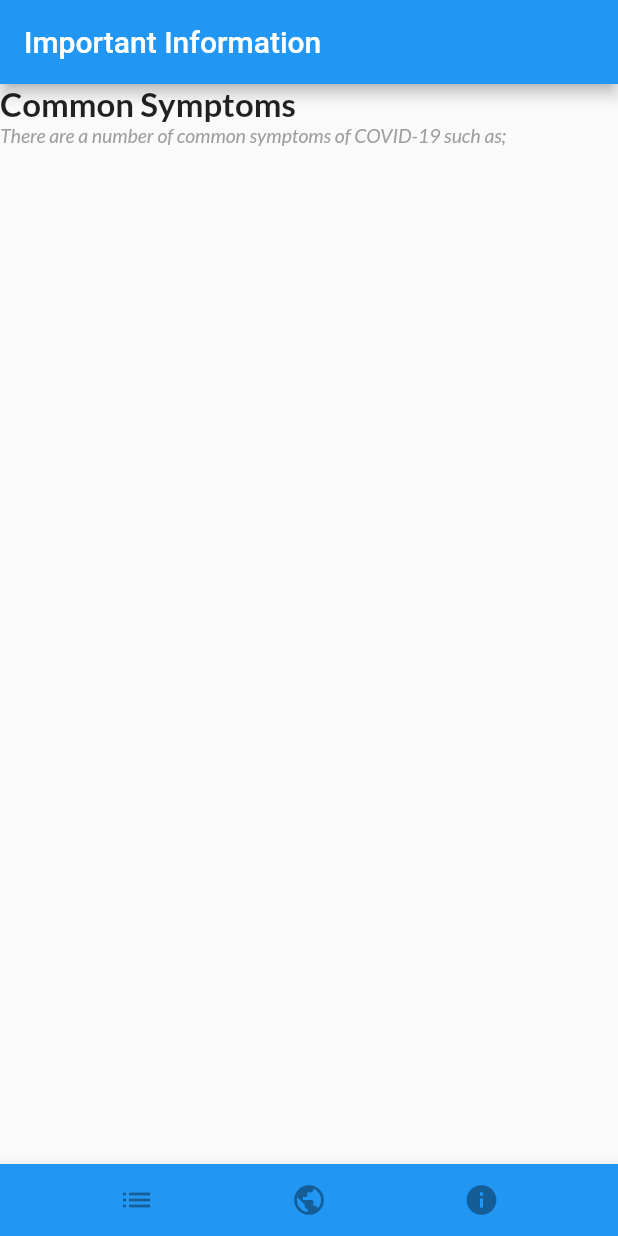
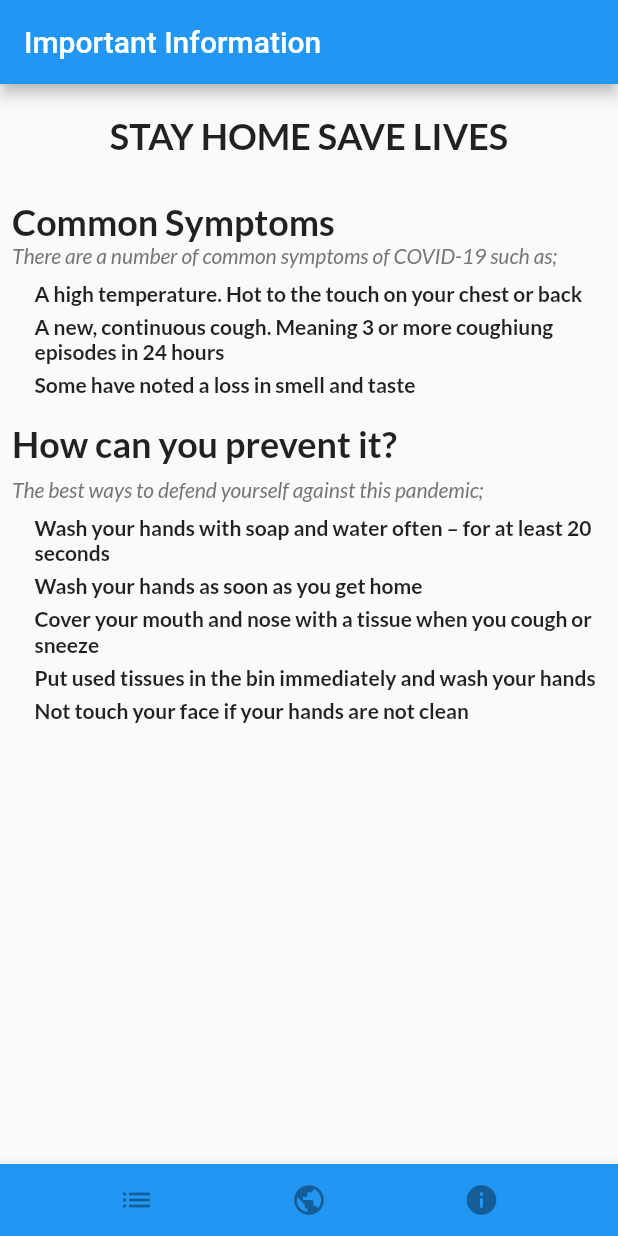
Before and after one commit to lbk9/Epicenter, a Flutter app: the screen it shows after launch, on a phone screen of 412 x 824 dp. Run offline on Flutter 3.47's test engine with Material 2 defaults, Android fonts, the light colour scheme and no system bars; our stand-ins replace google_fonts.

Commit message:
filled info page with symptoms and advice

```diff
--- a/lib/pages/informationpage.dart
+++ b/lib/pages/informationpage.dart
@@ -1,3 +1,4 @@
+import 'package:flutter/cupertino.dart';
 import 'package:flutter/material.dart';
 import 'package:google_fonts/google_fonts.dart';
 
@@ -7,6 +8,11 @@ class Information extends StatefulWidget {
 }
 
 class _InformationState extends State<Information> {
+  @override
+  void initState() {
+    super.initState();
+  }
+
   @override
   Widget build(BuildContext context) {
     return Scaffold(
@@ -18,21 +24,157 @@ class _InformationState extends State<Information> {
       body: Column(
         crossAxisAlignment: CrossAxisAlignment.start,
         children: <Widget>[
-          Text(
-                'Common Symptoms',
+          Center(
+            child: Padding(
+              padding: const EdgeInsets.all(20.0),
+              child: Text(
+                'STAY HOME SAVE LIVES',
                 style: GoogleFonts.lato(
-                  fontSize: 22,
+                  fontSize: 24,
                   fontWeight: FontWeight.bold,
+                  color: Colors.black87
                 ),
               ),
-          Text(
-            'There are a number of common symptoms of COVID-19 such as;',
-            style: GoogleFonts.lato(
-                fontSize: 13,
-                fontStyle: FontStyle.italic,
-                color: Colors.grey[500]
             ),
-          )
+          ),
+          Padding(
+            padding: const EdgeInsets.only(left: 8.0, top: 8.0, right: 8.0, bottom: 0.0),
+            child: Text(
+              'Common Symptoms',
+              style: GoogleFonts.lato(
+                fontSize: 24,
+                fontWeight: FontWeight.bold,
+              ),
+            ),
+          ),
+          Padding(
+            padding: const EdgeInsets.only(left: 8.0, top: 0, right: 8.0, bottom: 0.0),
+            child: Text(
+              'There are a number of common symptoms of COVID-19 such as;',
+              style: GoogleFonts.lato(
+                  fontSize: 14,
+                  fontStyle: FontStyle.italic,
+                  color: Colors.grey[600]
+              ),
+            ),
+          ),
+          Padding(
+            padding: const EdgeInsets.all(8.0),
+            child: Column(
+              crossAxisAlignment: CrossAxisAlignment.start,
+              children: <Widget>[
+                Padding(
+                  padding: const EdgeInsets.only(left: 15),
+                  child: Text(
+                    'A high temperature. Hot to the touch on your chest or back',
+                    style: GoogleFonts.lato(
+                      fontSize: 14,
+                      fontWeight: FontWeight.bold
+                    ),
+                  ),
+                ),
+                Padding(
+                  padding: const EdgeInsets.only(left: 15, top: 5),
+                  child: Text(
+                      'A new, continuous cough. Meaning 3 or more coughiung episodes in 24 hours',
+                    style: GoogleFonts.lato(
+                        fontSize: 14,
+                        fontWeight: FontWeight.bold
+                    ),
+                  ),
+                ),
+                Padding(
+                  padding: const EdgeInsets.only(left: 15, top: 5),
+                  child: Text(
+                      'Some have noted a loss in smell and taste',
+                    style: GoogleFonts.lato(
+                        fontSize: 14,
+                        fontWeight: FontWeight.bold
+                    ),
+                  ),
+                )
+              ],
+            ),
+          ),
+          Padding(
+            padding: const EdgeInsets.all(8.0),
+            child: Text(
+              'How can you prevent it?',
+              style: GoogleFonts.lato(
+                fontSize: 24,
+                fontWeight: FontWeight.bold,
+              ),
+            ),
+          ),
+          Padding(
+            padding: const EdgeInsets.only(left: 8.0, top: 0, right: 8.0, bottom: 0.0),
+            child: Text(
+              'The best ways to defend yourself against this pandemic;',
+              style: GoogleFonts.lato(
+                  fontSize: 14,
+                  fontStyle: FontStyle.italic,
+                  color: Colors.grey[600]
+              ),
+            ),
+          ),
+          Padding(
+            padding: const EdgeInsets.all(8.0),
+            child: Column(
+              crossAxisAlignment: CrossAxisAlignment.start,
+              children: <Widget>[
+                Padding(
+                  padding: const EdgeInsets.only(left: 15),
+                  child: Text(
+                    'Wash your hands with soap and water often – for at least 20 seconds',
+                    style: GoogleFonts.lato(
+                        fontSize: 14,
+                        fontWeight: FontWeight.bold
+                    ),
+                  ),
+                ),
+                Padding(
+                  padding: const EdgeInsets.only(left: 15, top: 5),
+                  child: Text(
+                    'Wash your hands as soon as you get home',
+                    style: GoogleFonts.lato(
+                        fontSize: 14,
+                        fontWeight: FontWeight.bold
+                    ),
+                  ),
+                ),
+                Padding(
+                  padding: const EdgeInsets.only(left: 15, top: 5),
+                  child: Text(
+                    'Cover your mouth and nose with a tissue when you cough or sneeze',
+                    style: GoogleFonts.lato(
+                        fontSize: 14,
+                        fontWeight: FontWeight.bold
+                    ),
+                  ),
+                ),
+                Padding(
+                  padding: const EdgeInsets.only(left: 15, top: 5),
+                  child: Text(
+                    'Put used tissues in the bin immediately and wash your hands',
+                    style: GoogleFonts.lato(
+                        fontSize: 14,
+                        fontWeight: FontWeight.bold
+                    ),
+                  ),
+                ),
+                Padding(
+                  padding: const EdgeInsets.only(left: 15, top: 5),
+                  child: Text(
+                    'Not touch your face if your hands are not clean',
+                    style: GoogleFonts.lato(
+                        fontSize: 14,
+                        fontWeight: FontWeight.bold
+                    ),
+                  ),
+                ),
+              ],
+            ),
+          ),
         ],
       ),
       bottomNavigationBar: new BottomAppBar(
```
